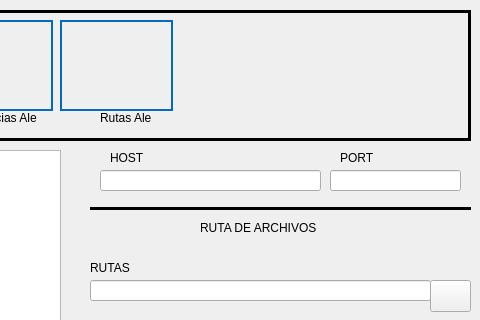
The window that deskapp/ui_files/main_window.ui (SatoshiKiddo/Pasantia---Pruebas-C-E-Web) describes before a commit, drawn with Qt 5; both pictures show x 320 to 800 and y 0 to 320 of the 800 by 700 pixel window.
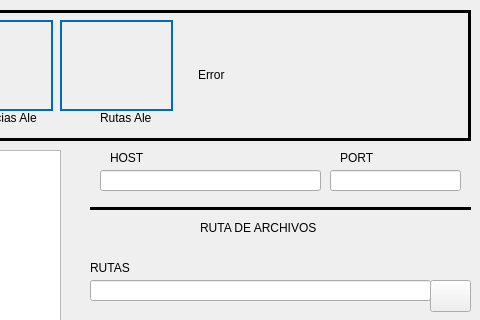
The same window after the commit. Icons and pictures are not drawn.

The edit to the form file:
```diff
--- a/deskapp/ui_files/main_window.ui
+++ b/deskapp/ui_files/main_window.ui
@@ -239,6 +239,22 @@
      <string>Rutas Ale</string>
     </property>
    </widget>
+   <widget class="QLabel" name="errorLine">
+    <property name="geometry">
+     <rect>
+      <x>508</x>
+      <y>19</y>
+      <width>251</width>
+      <height>91</height>
+     </rect>
+    </property>
+    <property name="layoutDirection">
+     <enum>Qt::LeftToRight</enum>
+    </property>
+    <property name="text">
+     <string>Error</string>
+    </property>
+   </widget>
   </widget>
   <widget class="QTableView" name="RouteTables">
    <property name="geometry">
```
